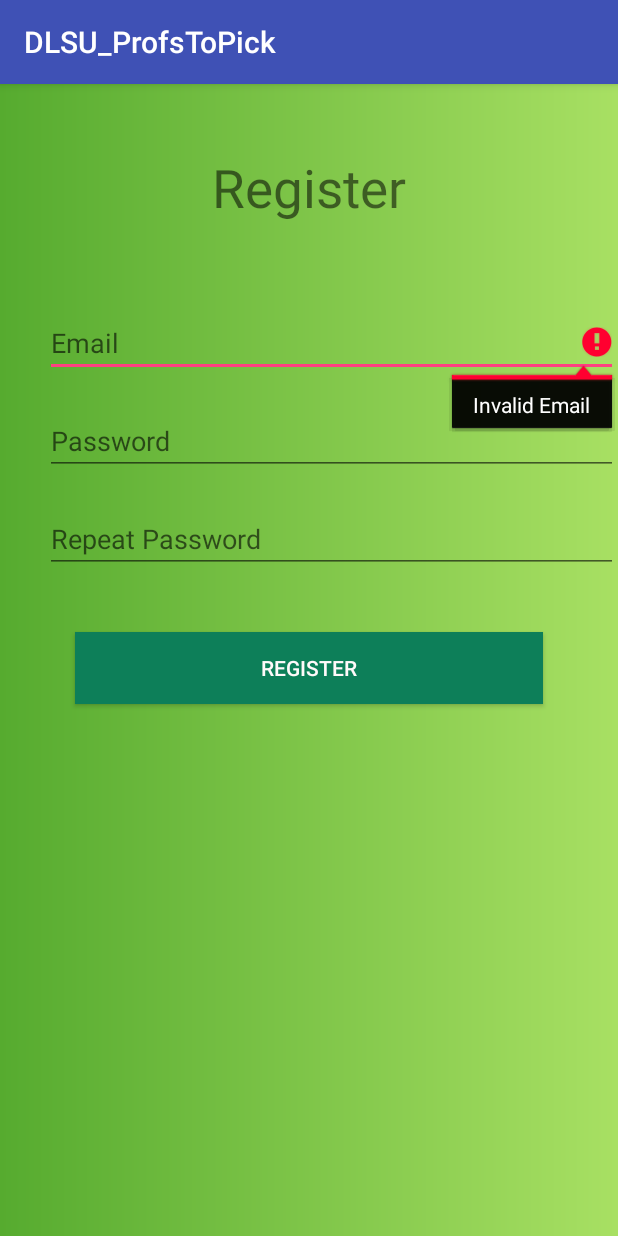
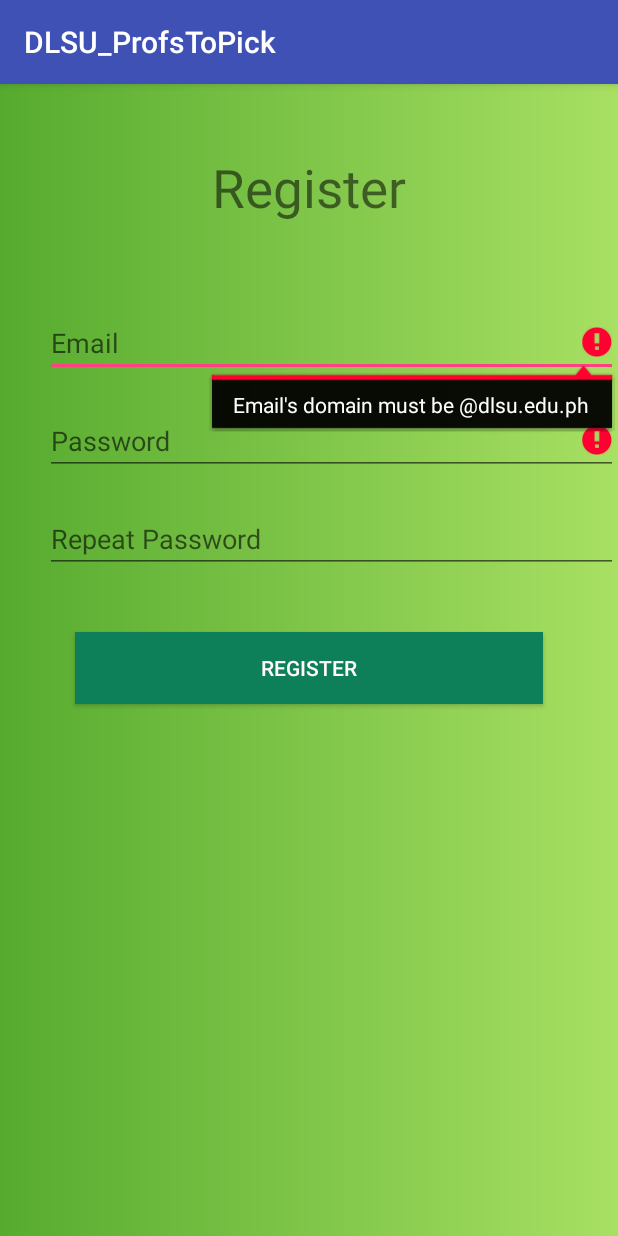
Before and after one commit to harveylallave/MOBAPDE, an Android app: the RegisterActivity screen opened directly, with no data from a screen before it, after a tap on "REGISTER", on a phone screen of 412 x 824 dp. Run offline under Robolectric (Android 15) with nearby library versions, the phone set to English and light mode, and no system bars.

Commit message:
Register constraints + not multiple acc

```diff
--- a/app/src/main/java/valdez/lallave/dagdag/dlsu_profstopick/JavaActivities/RegisterActivity.java
+++ b/app/src/main/java/valdez/lallave/dagdag/dlsu_profstopick/JavaActivities/RegisterActivity.java
@@ -27,7 +27,7 @@ public class RegisterActivity extends AppCompatActivity {
              etRpass;
     Button rButton;
     DBHandler DBHandler;
-    String emailPattern = "[a-zA-Z0-9._-]+@[a-z]+\\.+[a-z]+\\.+[a-z]+",
+    String emailPattern = "[a-zA-Z0-9._-]+@dlsu+\\.+edu+\\.+ph+",
            email,
            password,
            rPassword;
@@ -49,54 +49,62 @@ public class RegisterActivity extends AppCompatActivity {
             @Override
             public void onClick(View view) {
 
-                email = etEmail.getText().toString();
-                password = etPass.getText().toString();
-                rPassword = etRpass.getText().toString();
+                email         = etEmail.getText().toString();
+                password      = etPass.getText().toString();
+                rPassword     = etRpass.getText().toString();
+                boolean valid = true;
 
-                if(!validateEmail(email)){
-                    etEmail.setError("Invalid Email");
-                    etEmail.requestFocus();
-                }else if(!validatePassword((password))){
-                    etPass.setError("Invalid Password");
-                    etPass.requestFocus();
-                }else if(!validateRPassword(password, rPassword))
-                    etRpass.setError("Password Do Not Match");
-                else
+                if(!validateRPassword(password, rPassword))
+                    valid = false;
+                if(!validatePassword((password)))
+                    valid = false;
+                if(!validateEmail(email))
+                    valid = false;
+
+                if (valid) {
                     try {
                         DBHandler.addNewStudent(new Student(email, PasswordAuthentication.SHA1(password)));
 
-                        Toast.makeText(getApplicationContext(), "Added to the db",Toast.LENGTH_SHORT).show();
+                        Toast.makeText(getApplicationContext(), email + " added to the db", Toast.LENGTH_SHORT).show();
                         finish();
-                    } catch (NoSuchAlgorithmException e) {
-                        e.printStackTrace();
-                    } catch (UnsupportedEncodingException e) {
+                    } catch (NoSuchAlgorithmException | UnsupportedEncodingException e) {
                         e.printStackTrace();
                     }
+                }
             }
         });
     }
 
+    protected boolean validateEmail(String email){
+        if(email.matches(emailPattern))
+            if(!DBHandler.studentExists(email))
+                 return true;
+            else etEmail.setError("Email already exists");
+        else     etEmail.setError("Email\'s domain must be @dlsu.edu.ph");
+
+
+        etEmail.requestFocus();
+        return false;
+    }
+
     protected boolean validatePassword(String password){
+
         if(password!=null && password.length()>=8)
-            return true;
-        else
-            Toast.makeText(getApplicationContext(),"Password Must Be At Least 8 Characters", Toast.LENGTH_SHORT).show();
-            return false;
+             return true;
+        else etPass.setError("Password Must Be At Least 8 Characters");
+
+        etPass.requestFocus();
+        return false;
     }
-    protected boolean validateEmail(String email){
-        if(email.matches(emailPattern) && email.contains("@dlsu.edu.ph"))
-            return true;
-        else
-            Toast.makeText(getApplicationContext(),"Invalid Email Address: " + email + email.matches(emailPattern), Toast.LENGTH_SHORT).show();
-            return false;
 
-    }
-     protected boolean validateRPassword(String password, String rPass){
-         if(rPass!=null && rPass.length()>=8 && rPass.equals(password))
-             return true;
-         else
-             return false;
+     protected boolean validateRPassword(String password, String rPass) {
+
+         if (rPass != null && rPass.equals(password))
+              return true;
+         else etRpass.setError("Password Do Not Match");
+
+         etRpass.requestFocus();
+         return false;
      }
 
-
 }
```
Also changed, not shown: app/src/main/java/valdez/lallave/dagdag/dlsu_profstopick/Service/DBHandler.java (+9 -0 lines).
